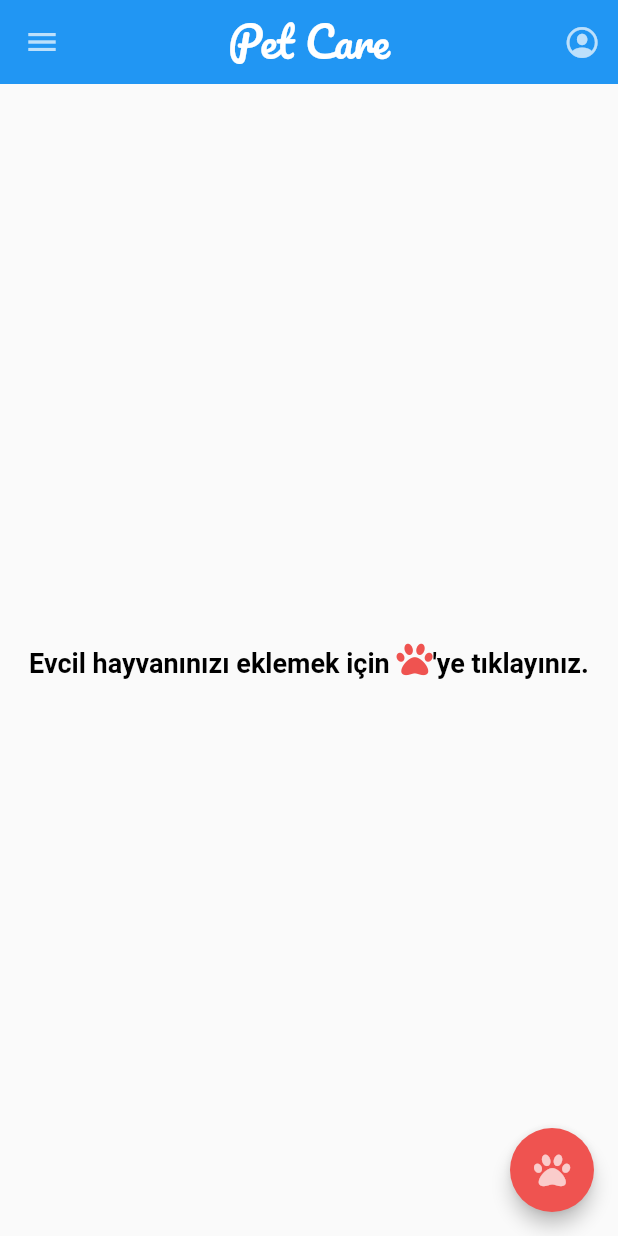
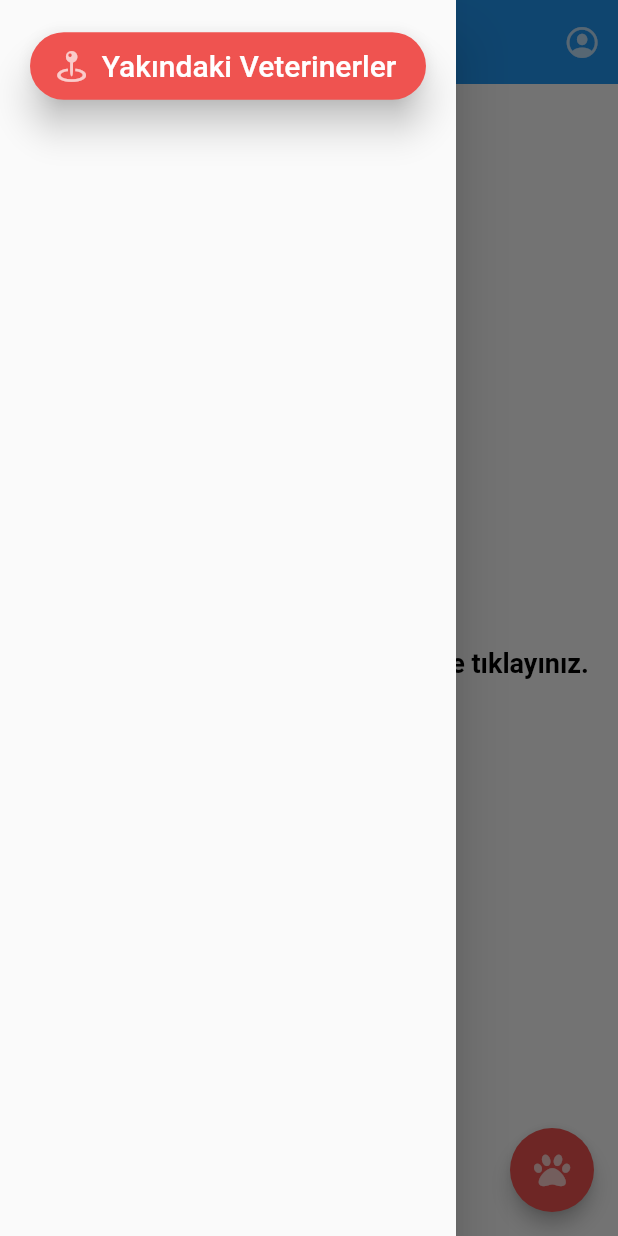
Before and after one commit to fatihy101/petCare, a Flutter app: the screen it shows after launch, with the side drawer open (before the commit the screen has no drawer), on a phone screen of 412 x 824 dp. Run offline on Flutter 3.47's test engine with Material 2 defaults, Android fonts, the phone set to English and light mode, and no system bars; our stand-ins replace cloud_firestore, expandable, firebase_auth, firebase_core, flutter_spinkit, font_awesome_flutter and 5 more; missing offline and left inert: day_night_time_picker; accounts and stored records are empty; Roboto replaces fonts that are missing (Courgette).

```diff
--- /dev/null
+++ b/lib/pages/find_vet/find_vet_controller.dart
@@ -0,0 +1,5 @@
+import 'package:get/get.dart';
+
+class FindVetController extends GetxController {
+
+}
--- a/lib/pages/home/home_view.dart
+++ b/lib/pages/home/home_view.dart
@@ -4,6 +4,7 @@ import 'package:flutter_spinkit/flutter_spinkit.dart';
 import 'package:font_awesome_flutter/font_awesome_flutter.dart';
 import 'package:get/get.dart';
 import 'package:google_fonts/google_fonts.dart';
+import 'package:pet_care/pages/find_vet/find_vet_view.dart';
 import 'package:pet_care/pages/home/home_controller.dart';
 import 'package:pet_care/pages/login/login_view.dart';
 import 'package:pet_care/pages/pet_information/pet_information_view.dart';
@@ -12,6 +13,7 @@ import 'package:pet_care/services/authentication.dart';
 import 'package:pet_care/services/pet_service.dart';
 import 'package:pet_care/services/user_service.dart';
 import 'package:pet_care/widgets/custom_snackbar.dart';
+import 'package:pet_care/widgets/widgets.dart';
 import 'package:tab_indicator_styler/tab_indicator_styler.dart';
 
 class HomeView extends StatelessWidget {
@@ -25,16 +27,30 @@ class HomeView extends StatelessWidget {
     return DefaultTabController(
       length: 2,
       child: Scaffold(
+        drawer: Drawer(
+          child: SafeArea(
+            child: Column(
+              children: [
+                Padding(
+                  padding: EdgeInsets.all(20.0),
+                  child: BlockIconButton(
+                    color: Get.theme.primaryColor,
+                    icon: Icon(CupertinoIcons.map_pin_ellipse, color: Colors.white70),
+                    text: "Yakındaki Veterinerler",
+                    onPressed: () {
+                      Get.back();
+                      Get.to(FindVetView());
+                    },
+                  ),
+                )
+              ]
+            ),
+          ),
+        ),
         appBar: AppBar(
           elevation: 0,
           centerTitle: true,
-          leading: IconButton(
-              icon: Icon(
-                Icons.menu,
-                color: Colors.white70,
-              ),
-              onPressed: null),
-          title: Obx(
+           title: Obx(
             () => InkWell(
                 onLongPress: _authentication.isUserSignedIn.value
                     ? () {
--- a/lib/pages/pet_information/pet_information_view.dart
+++ b/lib/pages/pet_information/pet_information_view.dart
@@ -27,7 +27,6 @@ class _PetInformationViewState extends State<PetInformationView> {
 
   Widget activityView(ActivityScheduler activity, String text, Color color) =>
       InkWell(
-        onTap: activity,
         child: Container(
           padding: EdgeInsets.all(10),
           decoration: BoxDecoration(
```
Also changed, not shown: lib/pages/find_vet/find_vet_view.dart (added, +13 -0 lines), 1 other file.
